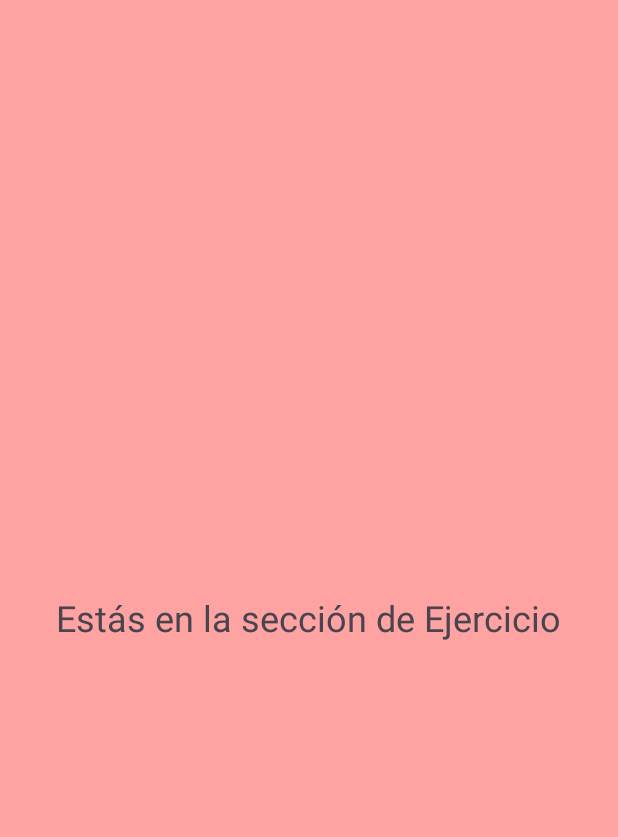
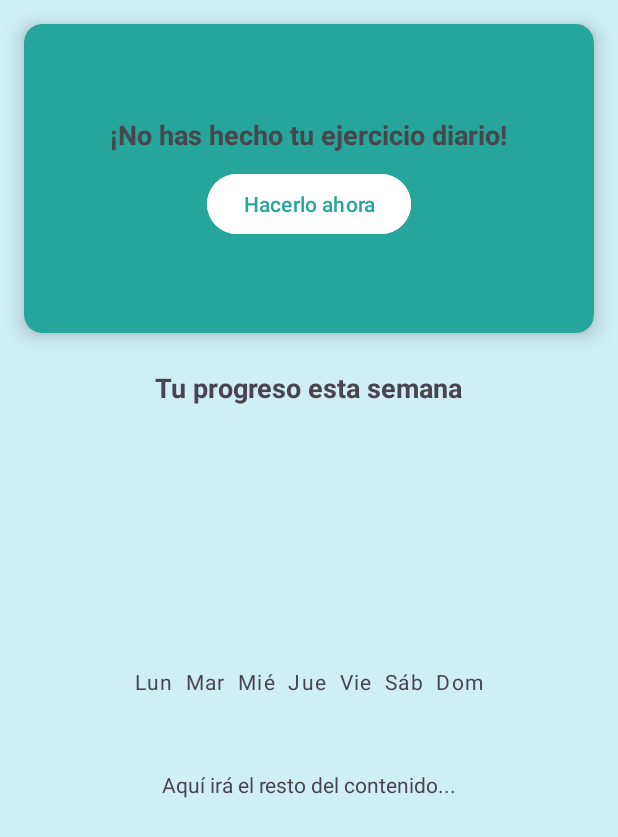
Before and after one commit to FARC1212/HabitApp, an Android app built with Jetpack Compose: the layout fragment_ejercicio.xml on its own in the app's theme, with its tools: preview values and no code run, on a phone screen of 412 x 824 dp. Shown: the top 837 px of the screen. Run offline under Robolectric (Android 15) with nearby library versions, the light colour scheme and no system bars.

Commit message:
Sección de ejercicios beta

```diff
--- a/app/build.gradle.kts
+++ b/app/build.gradle.kts
@@ -54,6 +54,7 @@ dependencies {
     implementation("com.google.android.material:material:1.10.0")
     implementation("com.github.ismaeldivita:chip-navigation-bar:1.4.0")
     implementation(libs.androidx.appcompat)
+    implementation(libs.androidx.activity)
 
 
     testImplementation(libs.junit)
--- a/app/src/main/AndroidManifest.xml
+++ b/app/src/main/AndroidManifest.xml
@@ -12,6 +12,9 @@
         android:supportsRtl="true"
         android:theme="@style/Theme.HabitApp3">
         <activity
+            android:name=".DetalleEjercicioActivity"
+            android:exported="false" />
+        <activity
             android:name=".MainActivity"
             android:exported="true"
             android:label="@string/app_name"
--- a/app/src/main/res/layout/fragment_ejercicio.xml
+++ b/app/src/main/res/layout/fragment_ejercicio.xml
@@ -1,15 +1,97 @@
 <?xml version="1.0" encoding="utf-8"?>
-
-
-<FrameLayout xmlns:android="http://schemas.android.com/apk/res/android"
+<androidx.constraintlayout.widget.ConstraintLayout
+    xmlns:android="http://schemas.android.com/apk/res/android"
+    xmlns:app="http://schemas.android.com/apk/res-auto"
+    xmlns:tools="http://schemas.android.com/tools"
     android:layout_width="match_parent"
     android:layout_height="match_parent"
     android:background="@color/Ejercicio">
+
+    <androidx.cardview.widget.CardView
+    android:id="@+id/cardNotificacion"
+    android:layout_width="0dp"
+    android:layout_height="0dp"
+    android:layout_margin="16dp"
+    app:cardCornerRadius="12dp"
+    app:cardElevation="8dp"
+    app:cardBackgroundColor="@color/verde_agua"
+    app:layout_constraintHeight_percent="0.25"
+    app:layout_constraintTop_toTopOf="parent"
+    app:layout_constraintStart_toStartOf="parent"
+    app:layout_constraintEnd_toEndOf="parent">
+
+    <LinearLayout
+        android:layout_width="match_parent"
+        android:layout_height="match_parent"
+        android:orientation="vertical"
+        android:gravity="center"
+        android:padding="16dp">
+
+        <TextView
+            android:layout_width="wrap_content"
+            android:layout_height="wrap_content"
+            android:text="¡No has hecho tu ejercicio diario!"
+            android:id="@+id/tvMensajeEstado"
+            android:textAlignment="center"
+            android:textSize="18sp"
+            android:textStyle="bold"
+            android:layout_marginBottom="10dp"/>
+
+        <Button
+            android:id="@+id/btnIrEjercicio"
+            android:layout_width="wrap_content"
+            android:layout_height="wrap_content"
+            android:backgroundTint="@color/white"
+            android:text="Hacerlo ahora"
+            android:textColor="@color/verde_agua" />
+
+    </LinearLayout>
+
+</androidx.cardview.widget.CardView>
+
     <TextView
         android:layout_width="wrap_content"
         android:layout_height="wrap_content"
-        android:layout_gravity="center"
-        android:text="Estás en la sección de Ejercicio"
-        android:textSize="24sp" />
+        android:text="Aquí irá el resto del contenido..."
+        app:layout_constraintTop_toBottomOf="@id/cardNotificacion"
+        app:layout_constraintStart_toStartOf="parent"
+        app:layout_constraintEnd_toEndOf="parent"
+        app:layout_constraintBottom_toBottomOf="parent"/>
+    <TextView
+        android:id="@+id/tvTituloGrafica"
+        android:layout_width="wrap_content"
+        android:layout_height="wrap_content"
+        android:text="Tu progreso esta semana"
+        android:textStyle="bold"
+        android:textSize="18sp"
+        android:layout_marginTop="24dp"
+        app:layout_constraintTop_toBottomOf="@id/cardNotificacion"
+        app:layout_constraintStart_toStartOf="parent"
+        app:layout_constraintEnd_toEndOf="parent"/>
 
-</FrameLayout>
+    <LinearLayout
+        android:id="@+id/layoutGrafica"
+        android:layout_width="match_parent"
+        android:layout_height="150dp"
+        android:orientation="horizontal"
+        android:gravity="bottom|center_horizontal"
+        android:layout_marginTop="16dp"
+        android:paddingStart="20dp"
+        android:paddingEnd="20dp"
+        app:layout_constraintTop_toBottomOf="@id/tvTituloGrafica"
+        app:layout_constraintStart_toStartOf="parent"
+        app:layout_constraintEnd_toEndOf="parent">
+
+    </LinearLayout>
+
+    <TextView
+        android:layout_width="wrap_content"
+        android:layout_height="wrap_content"
+        android:text="Lun  Mar  Mié  Jue  Vie  Sáb  Dom"
+        android:letterSpacing="0.06"
+        android:layout_marginTop="8dp"
+        app:layout_constraintTop_toBottomOf="@id/layoutGrafica"
+        app:layout_constraintStart_toStartOf="parent"
+        app:layout_constraintEnd_toEndOf="parent"/>
+
+</androidx.constraintlayout.widget.ConstraintLayout>
--- a/app/src/main/res/values/colors.xml
+++ b/app/src/main/res/values/colors.xml
@@ -9,7 +9,8 @@
     <color name="white">#FFFFFFFF</color>
     <color name="Inicio">#EBA2FF</color>
     <color name="Cama">#A2F7FF</color>
-    <color name="Ejercicio">#FFA2A2</color>
+    <color name="Ejercicio">#CFEEF6</color>
+    <color name="verde_agua">#26A69A</color>
     <color name="Relax">#F490D6</color>
     <color name="Menu">#FFFFFF</color>
 </resources>
--- a/gradle/libs.versions.toml
+++ b/gradle/libs.versions.toml
@@ -9,6 +9,9 @@ lifecycleRuntimeKtx = "2.9.4"
 activityCompose = "1.11.0"
 composeBom = "2024.09.00"
 appcompat = "1.7.1"
+material = "1.10.0"
+activity = "1.8.0"
+constraintlayout = "2.1.4"
 
 [libraries]
 androidx-core-ktx = { group = "androidx.core", name = "core-ktx", version.ref = "coreKtx" }
@@ -26,6 +29,9 @@ androidx-compose-ui-test-manifest = { group = "androidx.compose.ui", name = "ui-
 androidx-compose-ui-test-junit4 = { group = "androidx.compose.ui", name = "ui-test-junit4" }
 androidx-compose-material3 = { group = "androidx.compose.material3", name = "material3" }
 androidx-appcompat = { group = "androidx.appcompat", name = "appcompat", version.ref = "appcompat" }
+material = { group = "com.google.android.material", name = "material", version.ref = "material" }
+androidx-activity = { group = "androidx.activity", name = "activity", version.ref = "activity" }
+androidx-constraintlayout = { group = "androidx.constraintlayout", name = "constraintlayout", version.ref = "constraintlayout" }
 
 [plugins]
 android-application = { id = "com.android.application", version.ref = "agp" }
```
Also changed, not shown: app/src/main/java/com/habitapp3/DetalleEjercicioActivity.kt (added, +109 -0 lines), app/src/main/java/com/habitapp3/fragments/Ejercicio.kt (+97 -39 lines), app/src/main/res/layout/activity_detalle_ejercicio.xml (added, +79 -0 lines), app/src/main/res/layout/item_dia_rutina.xml (added, +64 -0 lines).
